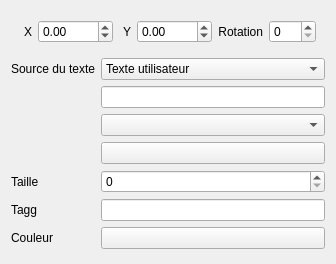
First picture: the form in sources/editor/ui/dynamictextfieldeditor.ui, repository qelectrotech/qelectrotech-source-mirror, before the edit.
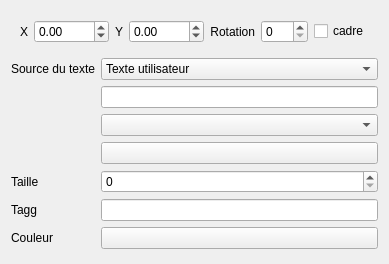
Second picture: the form after the edit.

Commit message: Dynamic element text can have a frame

```diff
--- a/sources/editor/ui/dynamictextfieldeditor.ui
+++ b/sources/editor/ui/dynamictextfieldeditor.ui
@@ -143,6 +143,13 @@
         </property>
        </widget>
       </item>
+      <item>
+       <widget class="QCheckBox" name="m_frame_cb">
+        <property name="text">
+         <string>cadre</string>
+        </property>
+       </widget>
+      </item>
      </layout>
     </widget>
    </item>
```
The commit also changes 8 other files.
